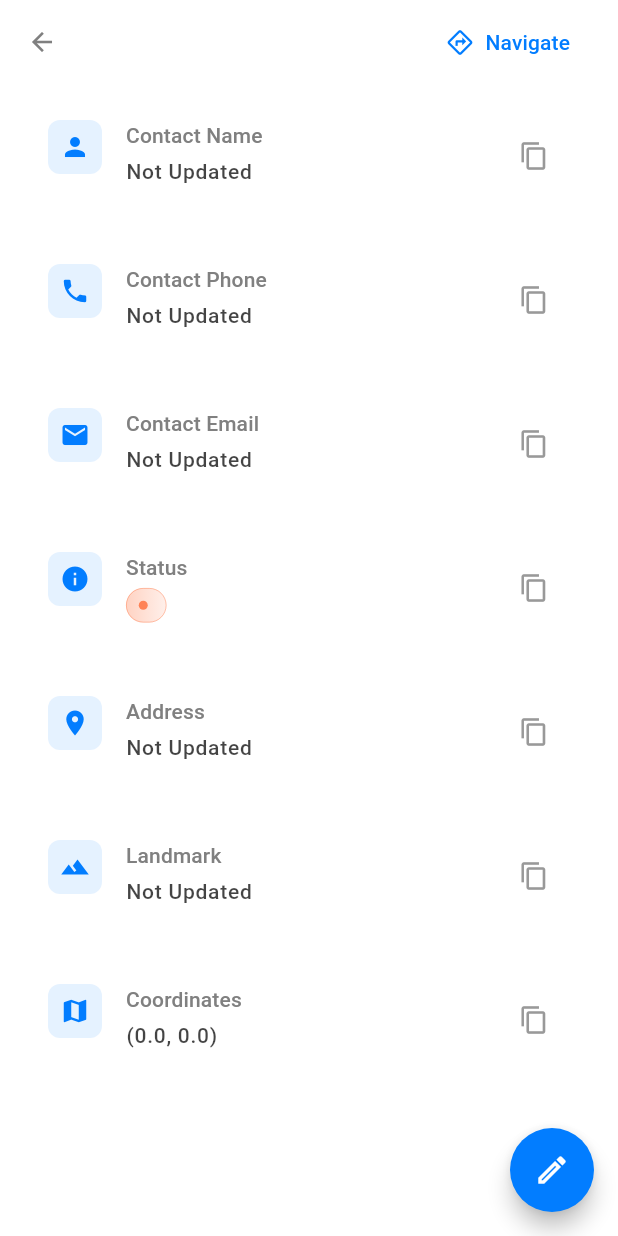
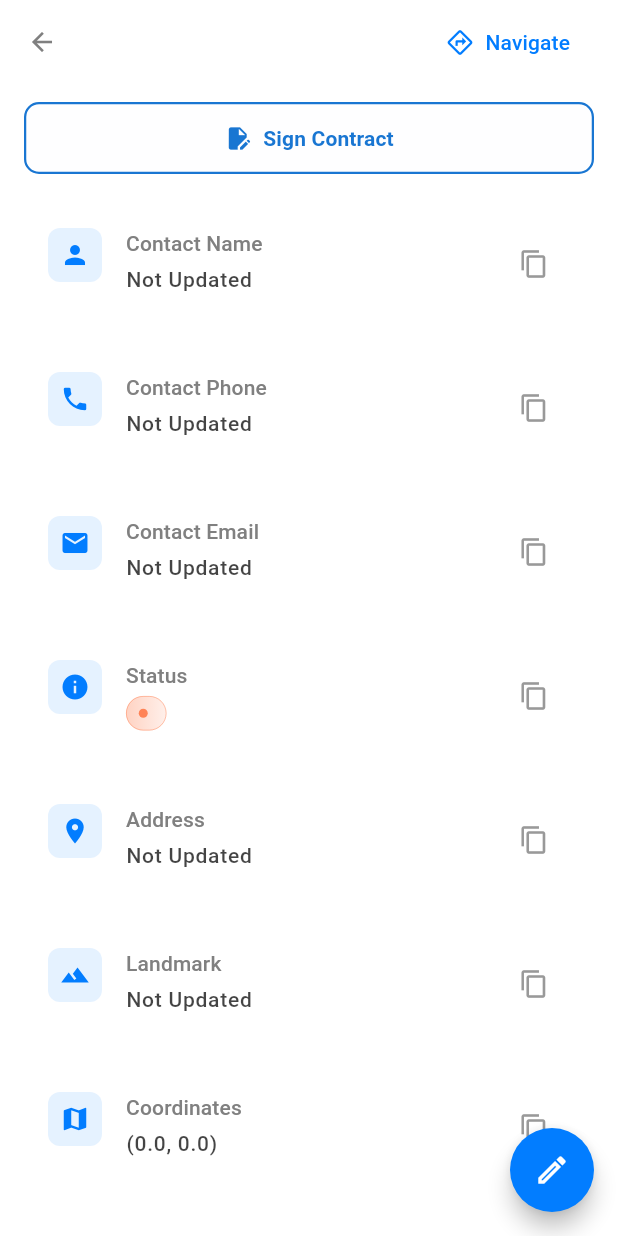
Before and after one commit to ujjwalsoni1961/trackforvalle, a Flutter app: the EachLeadsDetailsPage screen opened directly with empty values, on a phone screen of 412 x 824 dp. Run offline on Flutter 3.47's test engine with Material 3 defaults, Android fonts, the phone set to English and light mode, and no system bars; our stand-ins replace cloud_firestore, connectivity_plus, dartz, dio, equatable, file_picker and 24 more; missing offline and left inert: dart:html, dart:ui_web; accounts and stored records are empty; network calls fail.

Commit message:
feat: add contract sign button to lead detail page in salesman app
- Added Sign Contract button at top of lead detail view
- Shows disabled Contract Signed indicator when lead already signed
- Auto-loads contract templates on navigation
- Refreshes leads list after successful contract submission

```diff
--- a/salesman-app/lib/src/features/visits/presentation/leads/views/each_leads_details_view.dart
+++ b/salesman-app/lib/src/features/visits/presentation/leads/views/each_leads_details_view.dart
@@ -3,7 +3,9 @@
 import 'package:flutter/material.dart';
 import 'package:flutter/services.dart';
 import 'package:flutter_bloc/flutter_bloc.dart';
+import 'package:go_router/go_router.dart';
 import 'package:track/src/core/ui/res/app_colors.dart';
+import 'package:track/src/core/ui/routes/routes.dart';
 import 'package:track/src/core/ui/utility/paddings.dart';
 import 'package:track/src/core/ui/utility/toast.dart';
 import 'package:track/src/core/ui/widgets/gap.dart';
@@ -12,6 +14,7 @@ import 'package:track/src/features/visits/domain/entities/leads_entity.dart';
 import 'package:track/src/features/visits/presentation/leads/cubit/lead_status_cubit.dart';
 import 'package:track/src/features/visits/presentation/leads/views/edit_a_lead_details_view.dart';
 import 'package:track/src/features/visits/presentation/leads/widgets/common_routes_and_leads.dart';
+import 'package:track/src/features/visits/presentation/sign_contract/views/choose_contract_view.dart';
 import 'package:url_launcher/url_launcher.dart';
 
 class EachLeadsDetailsPage extends StatefulWidget {
@@ -64,6 +67,7 @@ class _EachLeadsDetailsPageState extends State<EachLeadsDetailsPage> {
   @override
   Widget build(BuildContext context) {
     final address = widget.lead.leadAddress;
+    final bool isAlreadySigned = widget.lead.status.toLowerCase() == 'signed';
 
     return MyScaffold(
       appBar: AppBar(
@@ -98,6 +102,87 @@ class _EachLeadsDetailsPageState extends State<EachLeadsDetailsPage> {
         child: Column(
           crossAxisAlignment: CrossAxisAlignment.start,
           children: [
+            // Sign Contract Button
+            Padding(
+              padding: const EdgeInsets.symmetric(horizontal: 16, vertical: 12),
+              child: SizedBox(
+                width: double.infinity,
+                child: isAlreadySigned
+                    ? OutlinedButton.icon(
+                        onPressed: null,
+                        icon: Icon(
+                          Icons.check_circle,
+                          size: 18,
+                          color: Colors.green.shade700,
+                        ),
+                        label: Text(
+                          "Contract Signed",
+                          style: TextStyle(
+                            fontWeight: FontWeight.w600,
+                            fontSize: 14,
+                            color: Colors.green.shade700,
+                          ),
+                        ),
+                        style: OutlinedButton.styleFrom(
+                          side: BorderSide(
+                            color: Colors.green.shade700,
+                            width: 1.5,
+                          ),
+                          padding: const EdgeInsets.symmetric(
+                            horizontal: 20,
+                            vertical: 14,
+                          ),
+                          shape: RoundedRectangleBorder(
+                            borderRadius: BorderRadius.circular(10),
+                          ),
+                          backgroundColor: Colors.green.shade50.withOpacity(0.05),
+                        ),
+                      )
+                    : OutlinedButton.icon(
+                        onPressed: () {
+                          context.push(
+                            RoutePaths.chooseContract,
+                            extra: LeadIDVisitIDPageParams(
+                              leadId: widget.lead.leadID,
+                              visitId: -1,
+                              currentLeadStatus: widget.lead.status,
+                            ),
+                          );
+                        },
+                        icon: Icon(
+                          Icons.edit_document,
+                          size: 18,
+                          color: Colors.blue.shade700,
+                        ),
+                        label: Text(
+                          "Sign Contract",
+                          style: TextStyle(
+                            fontWeight: FontWeight.w600,
+                            fontSize: 14,
+                            color: Colors.blue.shade700,
+                          ),
+                        ),
+                        style: OutlinedButton.styleFrom(
+                          side: BorderSide(
+                            color: Colors.blue.shade700,
+                            width: 1.5,
+                          ),
+                          padding: const EdgeInsets.symmetric(
+                            horizontal: 20,
+                            vertical: 14,
+                          ),
+                          shape: RoundedRectangleBorder(
+                            borderRadius: BorderRadius.circular(10),
+                          ),
+                          backgroundColor: Colors.blue.shade50.withOpacity(0.05),
+                        ).copyWith(
+                          overlayColor: WidgetStateProperty.all(
+                            Colors.blue.withOpacity(0.08),
+                          ),
+                        ),
+                      ),
+              ),
+            ),
             // Details Section
             Column(
               crossAxisAlignment: CrossAxisAlignment.start,
@@ -135,7 +220,6 @@ class _EachLeadsDetailsPageState extends State<EachLeadsDetailsPage> {
                     address.country,
                   ].where((part) => part.trim().isNotEmpty).join(', '),
                 ),
-
                 _buildDetailCard(
                   icon: Icons.landscape,
                   title: 'Landmark',
--- a/salesman-app/lib/src/features/visits/presentation/sign_contract/views/choose_contract_view.dart
+++ b/salesman-app/lib/src/features/visits/presentation/sign_contract/views/choose_contract_view.dart
@@ -40,6 +40,15 @@ class ChooseContractView extends StatefulWidget {
 class _ChooseContractViewState extends State<ChooseContractView> {
   int? _selectedId;
   String _currentTemplateString = '';
+
+  @override
+  void initState() {
+    super.initState();
+    final cubit = context.read<GetContractTemplatesCubit>();
+    if (cubit.state is GetContractTemplatesInitial) {
+      cubit.getTheContractTemplates();
+    }
+  }
 
   List<String> extractTemplateVariables(String templateString, Map<String, DropdownField>? dropdownFields) {
     final RegExp variableRegex = RegExp(r'\{(\w+)\}');
--- a/salesman-app/lib/src/features/visits/presentation/sign_contract/widgets/sign_contract_preview_modal.dart
+++ b/salesman-app/lib/src/features/visits/presentation/sign_contract/widgets/sign_contract_preview_modal.dart
@@ -10,6 +10,7 @@ import 'package:track/src/core/ui/utility/loading_animation.dart';
 import 'package:track/src/core/ui/utility/toast.dart';
 import 'package:track/src/core/ui/widgets/button_primary.dart';
 import 'package:track/src/core/ui/widgets/gap.dart';
+import 'package:track/src/features/visits/presentation/leads/cubit/leads_details_cubit.dart';
 import 'package:track/src/features/visits/presentation/sign_contract/cubit/submit_contract_cubit.dart';
 import 'package:track/src/features/visits/presentation/sign_contract/widgets/contract_preview.dart';
 import 'package:track/src/features/visits/presentation/visit_log/cubit/visit_log_cubit.dart';
@@ -160,6 +161,7 @@ class _ContractPreviewModalState extends State<ContractPreviewModal> {
             leadID: widget.leadID,
             visitID: state.visitID,
           );
+          context.read<LeadsDetailsCubit>().getAllTheLeads(pageNumber: 1);
           context.pop();
           context.pop();
           context.pop();
```
